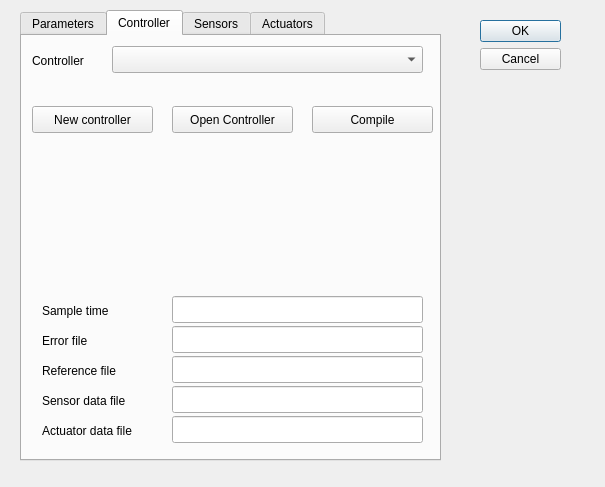
Old version of the form source/GUI/dialog.ui in the repository Guiraffo/ProVANT-Simulator.
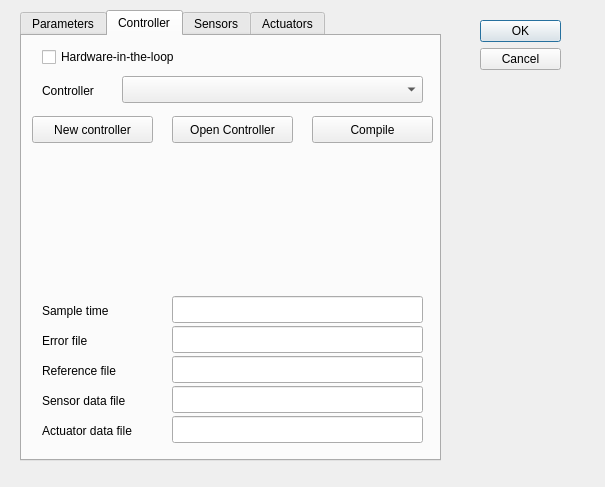
New version of the form.

Patch:
```diff
--- a/source/GUI/dialog.ui
+++ b/source/GUI/dialog.ui
@@ -73,8 +73,8 @@
     <widget class="QLabel" name="label">
      <property name="geometry">
       <rect>
-       <x>10</x>
-       <y>10</y>
+       <x>20</x>
+       <y>40</y>
        <width>71</width>
        <height>31</height>
       </rect>
@@ -86,9 +86,9 @@
     <widget class="QComboBox" name="comboBox">
      <property name="geometry">
       <rect>
-       <x>90</x>
-       <y>10</y>
-       <width>311</width>
+       <x>100</x>
+       <y>40</y>
+       <width>301</width>
        <height>27</height>
       </rect>
      </property>
@@ -97,7 +97,7 @@
      <property name="geometry">
       <rect>
        <x>10</x>
-       <y>70</y>
+       <y>80</y>
        <width>121</width>
        <height>27</height>
       </rect>
@@ -225,7 +225,7 @@
      <property name="geometry">
       <rect>
        <x>150</x>
-       <y>70</y>
+       <y>80</y>
        <width>121</width>
        <height>27</height>
       </rect>
@@ -238,7 +238,7 @@
      <property name="geometry">
       <rect>
        <x>290</x>
-       <y>70</y>
+       <y>80</y>
        <width>121</width>
        <height>27</height>
       </rect>
@@ -247,6 +247,19 @@
       <string>Compile</string>
      </property>
     </widget>
+    <widget class="QCheckBox" name="checkBox">
+     <property name="geometry">
+      <rect>
+       <x>20</x>
+       <y>10</y>
+       <width>171</width>
+       <height>22</height>
+      </rect>
+     </property>
+     <property name="text">
+      <string>Hardware-in-the-loop</string>
+     </property>
+    </widget>
    </widget>
    <widget class="QWidget" name="tab_3">
     <attribute name="title">
```
